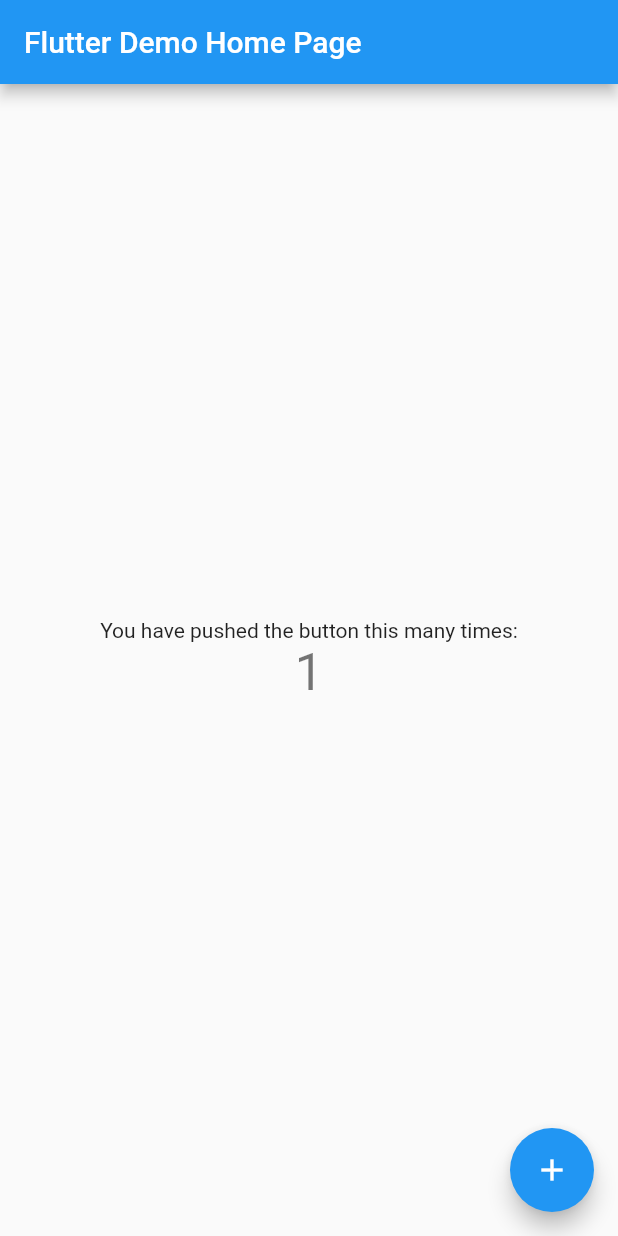
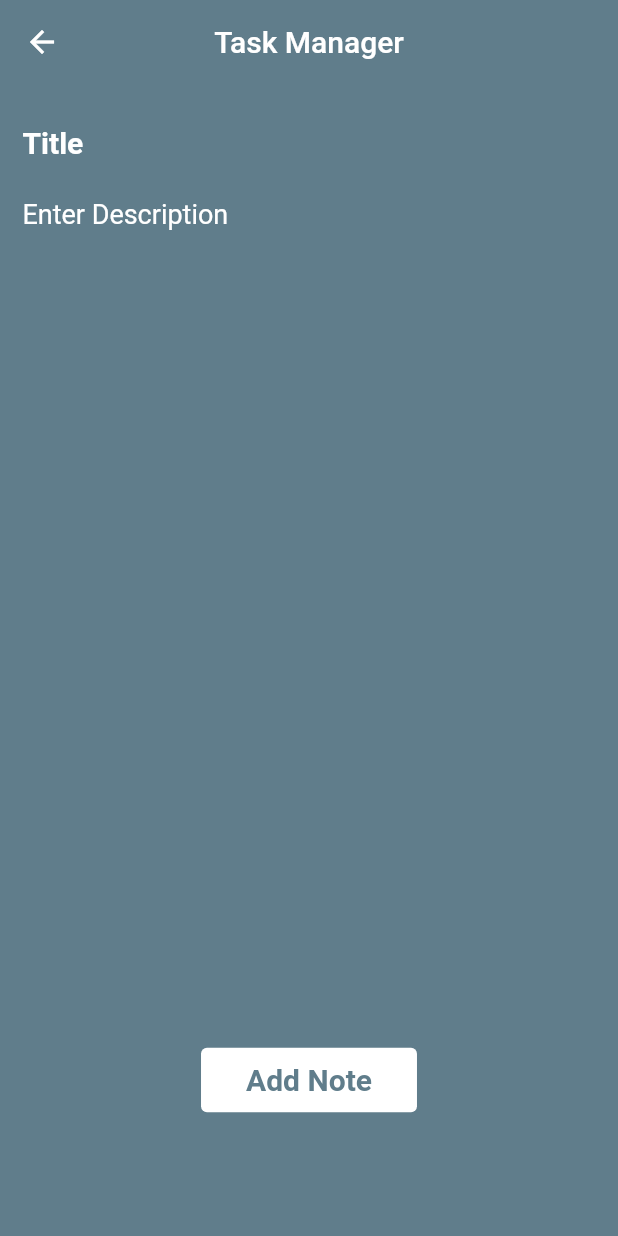
Before and after one commit to Fikialamsyah/simple_notes, a Flutter app: the screen it shows after launch, after a tap on the "add" icon, on a phone screen of 412 x 824 dp. Run offline on Flutter 3.47's test engine with Material 2 defaults, Android fonts, the phone set to English and light mode, and no system bars.

Commit message:
add simple notes app

```diff
--- a/lib/main.dart
+++ b/lib/main.dart
@@ -1,113 +1,20 @@
 import 'package:flutter/material.dart';
+import 'package:simple_notes/models/notes_operation.dart';
+import 'package:simple_notes/screen/home_screen.dart';
+import 'package:provider/provider.dart';
 
-void main() {
-  runApp(MyApp());
-}
+void main() => runApp(MyApp());
 
 class MyApp extends StatelessWidget {
-  // This widget is the root of your application.
-  @override
-  Widget build(BuildContext context) {
-    return MaterialApp(
-      title: 'Flutter Demo',
-      theme: ThemeData(
-        // This is the theme of your application.
-        //
-        // Try running your application with "flutter run". You'll see the
-        // application has a blue toolbar. Then, without quitting the app, try
-        // changing the primarySwatch below to Colors.green and then invoke
-        // "hot reload" (press "r" in the console where you ran "flutter run",
-        // or simply save your changes to "hot reload" in a Flutter IDE).
-        // Notice that the counter didn't reset back to zero; the application
-        // is not restarted.
-        primarySwatch: Colors.blue,
-      ),
-      home: MyHomePage(title: 'Flutter Demo Home Page'),
-    );
-  }
-}
-
-class MyHomePage extends StatefulWidget {
-  MyHomePage({Key? key, required this.title}) : super(key: key);
-
-  // This widget is the home page of your application. It is stateful, meaning
-  // that it has a State object (defined below) that contains fields that affect
-  // how it looks.
-
-  // This class is the configuration for the state. It holds the values (in this
-  // case the title) provided by the parent (in this case the App widget) and
-  // used by the build method of the State. Fields in a Widget subclass are
-  // always marked "final".
-
-  final String title;
-
-  @override
-  _MyHomePageState createState() => _MyHomePageState();
-}
-
-class _MyHomePageState extends State<MyHomePage> {
-  int _counter = 0;
-
-  void _incrementCounter() {
-    setState(() {
-      // This call to setState tells the Flutter framework that something has
-      // changed in this State, which causes it to rerun the build method below
-      // so that the display can reflect the updated values. If we changed
-      // _counter without calling setState(), then the build method would not be
-      // called again, and so nothing would appear to happen.
-      _counter++;
-    });
-  }
+  const MyApp({ Key? key }) : super(key: key);
 
   @override
   Widget build(BuildContext context) {
-    // This method is rerun every time setState is called, for instance as done
-    // by the _incrementCounter method above.
-    //
-    // The Flutter framework has been optimized to make rerunning build methods
-    // fast, so that you can just rebuild anything that needs updating rather
-    // than having to individually change instances of widgets.
-    return Scaffold(
-      appBar: AppBar(
-        // Here we take the value from the MyHomePage object that was created by
-        // the App.build method, and use it to set our appbar title.
-        title: Text(widget.title),
-      ),
-      body: Center(
-        // Center is a layout widget. It takes a single child and positions it
-        // in the middle of the parent.
-        child: Column(
-          // Column is also a layout widget. It takes a list of children and
-          // arranges them vertically. By default, it sizes itself to fit its
-          // children horizontally, and tries to be as tall as its parent.
-          //
-          // Invoke "debug painting" (press "p" in the console, choose the
-          // "Toggle Debug Paint" action from the Flutter Inspector in Android
-          // Studio, or the "Toggle Debug Paint" command in Visual Studio Code)
-          // to see the wireframe for each widget.
-          //
-          // Column has various properties to control how it sizes itself and
-          // how it positions its children. Here we use mainAxisAlignment to
-          // center the children vertically; the main axis here is the vertical
-          // axis because Columns are vertical (the cross axis would be
-          // horizontal).
-          mainAxisAlignment: MainAxisAlignment.center,
-          children: <Widget>[
-            Text(
-              'You have pushed the button this many times:',
-            ),
-            Text(
-              '$_counter',
-              style: Theme.of(context).textTheme.headline4,
-            ),
-          ],
+    return ChangeNotifierProvider(
+        create: (context) => NotesOperation(),
+        child: MaterialApp(
+          home: HomeScreen(),
         ),
-      ),
-      floatingActionButton: FloatingActionButton(
-        onPressed: _incrementCounter,
-        tooltip: 'Increment',
-        child: Icon(Icons.add),
-      ), // This trailing comma makes auto-formatting nicer for build methods.
-    );
+      );
   }
 }
--- /dev/null
+++ b/lib/models/note.dart
@@ -0,0 +1,7 @@
+
+class Note {
+  String title;
+  String description;
+
+  Note({required this.title,required this.description});
+}
--- /dev/null
+++ b/lib/models/notes_operation.dart
@@ -0,0 +1,23 @@
+import 'package:flutter/material.dart';
+
+import 'note.dart';
+
+class NotesOperation with ChangeNotifier {
+  // list of note
+  List<Note> _notes = [];
+
+  List<Note> get getNotes {
+    return _notes;
+  }
+
+  NotesOperation() {
+    addNewNote('First Note', 'First Note Description');
+  }
+
+  void addNewNote(String title, String description){
+    // Note object
+    Note note = Note(title: title, description: description);
+    _notes.add(note);
+    notifyListeners();
+  }
+}
--- /dev/null
+++ b/lib/screen/add_screen.dart
@@ -0,0 +1,87 @@
+import 'package:flutter/material.dart';
+import 'package:provider/provider.dart';
+import 'package:simple_notes/models/notes_operation.dart';
+
+class AddScreen extends StatelessWidget {
+  const AddScreen({Key? key}) : super(key: key);
+
+  @override
+  Widget build(BuildContext context) {
+    String? titleText;
+    String? descriptionText;
+
+    return Scaffold(
+      backgroundColor: Colors.blueGrey,
+      appBar: AppBar(
+        title: Text('Task Manager'),
+        centerTitle: true,
+        elevation: 0,
+        backgroundColor: Colors.transparent,
+      ),
+      body: Padding(
+        padding: EdgeInsets.only(top: 15, left: 15, right: 15, bottom: 80),
+        child: Column(
+          children: [
+            TextField(
+              decoration: InputDecoration(
+                border: InputBorder.none,
+                hintText: 'Title',
+                hintStyle: TextStyle(
+                  fontSize: 20,
+                  fontWeight: FontWeight.bold,
+                  color: Colors.white
+                ),
+              ),
+              style: TextStyle(
+                fontSize: 20,
+                fontWeight: FontWeight.bold,
+                color: Colors.white
+              ),
+              onChanged: (value) {
+                titleText = value;
+              },
+            ),
+            Expanded(
+              child: TextField(
+                decoration: InputDecoration(
+                  border: InputBorder.none,
+                  hintText: 'Enter Description',
+                  hintStyle: TextStyle(
+                    fontSize: 18,
+                    color: Colors.white
+                  )
+                ),
+                style: TextStyle(
+                  fontSize: 18,
+                  color: Colors.white
+                ),
+                onChanged: (value){
+                  descriptionText = value;
+                },
+              ),
+            ),
+            TextButton(
+              onPressed: (){
+                Provider.of<NotesOperation>(context, listen: false)
+                .addNewNote(titleText!, descriptionText!);
+                Navigator.pop(context);
+              },
+              style: TextButton.styleFrom(
+                padding: EdgeInsets.only(left: 30, right: 30, top: 10, bottom: 10),
+                backgroundColor: Colors.white
+              ),
+              child: Text(
+                'Add Note',
+                style: TextStyle(
+                  fontSize: 20,
+                  fontWeight: FontWeight.bold,
+                  color: Colors.blueGrey
+                ),
+              ),
+            )
+          ],
+        )
+      ),
+    );
+  }
+}
--- /dev/null
+++ b/lib/screen/home_screen.dart
@@ -0,0 +1,77 @@
+import 'package:flutter/material.dart';
+import 'package:provider/provider.dart';
+import 'package:simple_notes/models/note.dart';
+import 'package:simple_notes/models/notes_operation.dart';
+
+import 'add_screen.dart';
+
+class HomeScreen extends StatelessWidget {
+  const HomeScreen({ Key? key }) : super(key: key);
+
+  @override
+  Widget build(BuildContext context) {
+    return Scaffold(
+      backgroundColor: Colors.blueGrey,
+      floatingActionButton: FloatingActionButton(
+        onPressed: (){
+          Navigator.push(context, MaterialPageRoute(builder: (context) => AddScreen()));
+        },
+        child: Icon(Icons.add, size: 30,color: Colors.blueGrey,),
+        backgroundColor: Colors.white,
+      ),
+      appBar: AppBar(
+        title: Text(
+          'Task manager',
+          style: TextStyle(
+            fontSize: 25,
+            fontWeight: FontWeight.bold
+          ),
+        ),
+        centerTitle: true,
+        elevation: 0,
+        backgroundColor: Colors.transparent,
+      ),
+      body: Consumer(
+        builder: (context, NotesOperation data, child) {
+          return ListView.builder(
+            itemCount: data.getNotes.length,
+            itemBuilder: (context, index){
+              return NotesCard(note: data.getNotes[index]);
+            });
+        },
+      ),
+    );
+  }
+}
+
+class NotesCard extends StatelessWidget {
+  final Note note;
+
+  const NotesCard({required this.note,Key? key }) : super(key: key);
+
+  @override
+  Widget build(BuildContext context) {
+    return Container(
+      margin: EdgeInsets.all(15),
+      padding: EdgeInsets.all(15),
+      height: 150,
+      decoration: BoxDecoration(
+        color: Colors.white,
+        borderRadius: BorderRadius.circular(15)
+      ),
+      child: Column(
+        crossAxisAlignment: CrossAxisAlignment.start,
+        children: [
+          Text(
+            note.title
+          ),
+          SizedBox(height: 5,),
+          Text(
+            note.description,
+            style: TextStyle(fontSize: 17),
+          )
+        ],
+      ),
+    );
+  }
+}
--- a/pubspec.yaml
+++ b/pubspec.yaml
@@ -1,5 +1,6 @@
 name: simple_notes
 description: A new Flutter project.
+
 
 # The following line prevents the package from being accidentally published to
 # pub.dev using `pub publish`. This is preferred for private packages.
@@ -25,9 +26,11 @@ dependencies:
     sdk: flutter
 
 
+
   # The following adds the Cupertino Icons font to your application.
   # Use with the CupertinoIcons class for iOS style icons.
   cupertino_icons: ^1.0.2
+  provider: ^5.0.0
 
 dev_dependencies:
   flutter_test:
```
Also changed, not shown: pubspec.lock, 14 other files.
